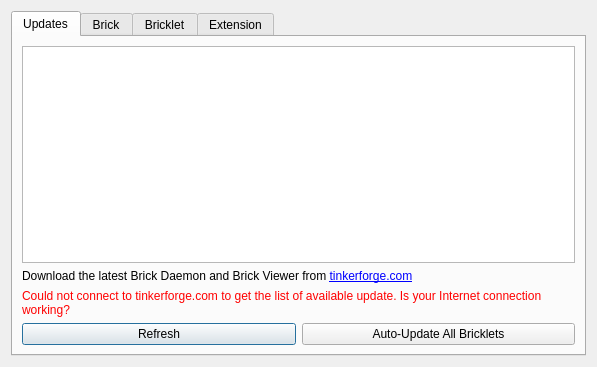
Above: src/brickv/ui/flashing.ui from Tinkerforge/brickv before the change. Below: the same form after it.
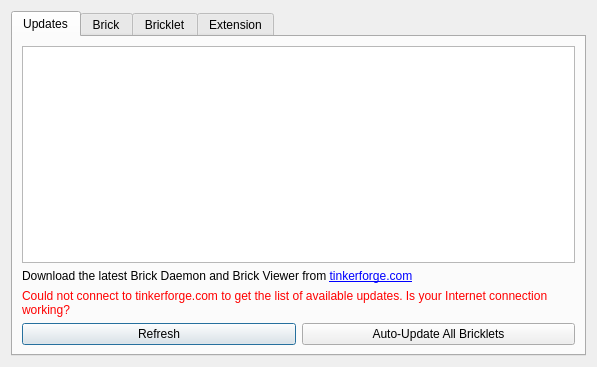
That is the form after the change. The open tabs and pages were chosen to show the change.

Patch:
```diff
--- a/src/brickv/ui/flashing.ui
+++ b/src/brickv/ui/flashing.ui
@@ -45,7 +45,7 @@
             <string notr="true">color:red;</string>
            </property>
            <property name="text">
-            <string>Could not connect to tinkerforge.com to get the list of available update. Is your Internet connection working?</string>
+            <string>Could not connect to tinkerforge.com to get the list of available updates. Is your Internet connection working?</string>
            </property>
            <property name="wordWrap">
             <bool>true</bool>
```
